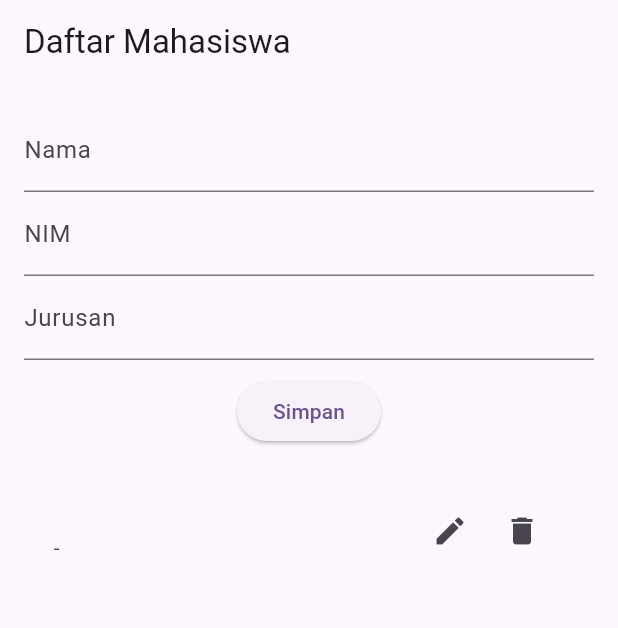
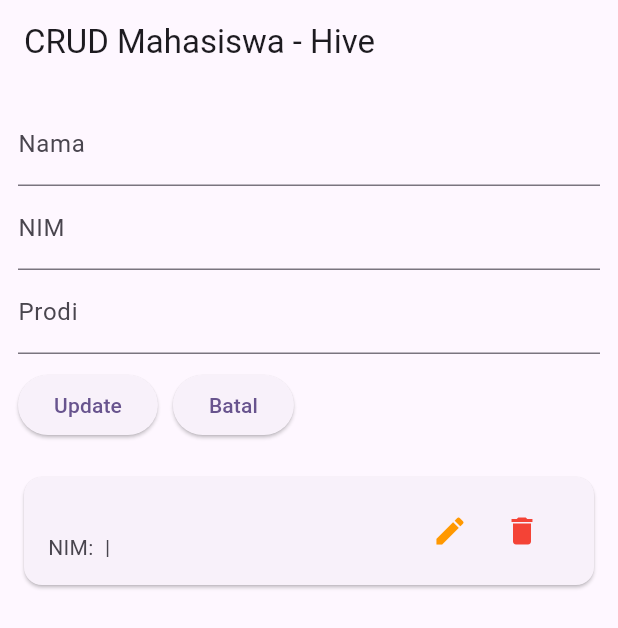
Before and after one commit to Arbath/flutter, a Flutter app: the screen it shows after launch, after a tap on "Simpan", after a tap on the "edit" icon, on a phone screen of 412 x 824 dp. Shown: the top 628 px of the screen. Run offline on Flutter 3.47's test engine with Material 3 defaults, Android fonts, the phone set to English and light mode, and no system bars; our stand-ins replace hive, hive_flutter, shared_preferences, sqflite; accounts and stored records are empty.

Commit message:
Hive Database

```diff
--- a/tugas_1/lib/main.dart
+++ b/tugas_1/lib/main.dart
@@ -1,7 +1,14 @@
 import 'package:flutter/material.dart';
+import 'package:hive_flutter/hive_flutter.dart';
+import 'package:tugas_1/models/hive_mahasiswa.dart';
 import 'pages/mahasiswa_page.dart';
 
-void main() {
+void main() async {
+  WidgetsFlutterBinding.ensureInitialized();
+  await Hive.initFlutter();
+  Hive.registerAdapter(HiveMahasiswaAdapter());
+
+  await Hive.openBox<HiveMahasiswa>('mahasiswaBox');
   runApp(const MyApp());
 }
 
--- /dev/null
+++ b/tugas_1/lib/models/hive_mahasiswa.dart
@@ -0,0 +1,17 @@
+import 'package:hive/hive.dart';
+
+part 'hive_mahasiswa.g.dart';
+
+@HiveType(typeId: 0)
+class HiveMahasiswa extends HiveObject {
+  @HiveField(0)
+  String nama;
+
+  @HiveField(1)
+  String nim;
+
+  @HiveField(2)
+  String prodi;
+
+  HiveMahasiswa({required this.nama, required this.nim, required this.prodi});
+}
--- a/tugas_1/lib/pages/mahasiswa_page.dart
+++ b/tugas_1/lib/pages/mahasiswa_page.dart
@@ -1,82 +1,210 @@
 import 'package:flutter/material.dart';
-import '../services/mahasiswa_service.dart';
-import '../models/mahasiswa.dart';
+import 'package:hive_flutter/hive_flutter.dart';
+// import '../services/mahasiswa_service.dart';
+// import '../models/mahasiswa.dart';
+import '../models/hive_mahasiswa.dart';
+
+// class MahasiswaPage extends StatefulWidget {
+//   @override
+//   State<MahasiswaPage> createState() => _MahasiswaPageState();
+// }
+
+// class _MahasiswaPageState extends State<MahasiswaPage> {
+
+//   final MahasiswaService service = MahasiswaService();
+//   List<Mahasiswa> data = [];
+
+//   final TextEditingController namaController = TextEditingController();
+//   final TextEditingController nimController = TextEditingController();
+//   final TextEditingController jurusanController = TextEditingController();
+
+//   int? selectedId;
+
+//   @override
+//   void initState() {
+//     super.initState();
+//     loadData();
+//   }
+
+//   void loadData() async {
+//     final result = await service.getAll();
+//     setState(() {
+//       data = result;
+//     });
+//   }
+
+//   void simpanMahasiswa() async {
+//     final mahasiswa = Mahasiswa(
+//       id: selectedId,
+//       nama: namaController.text,
+//       nim: nimController.text,
+//       jurusan: jurusanController.text,
+//     );
+
+//     if (selectedId == null) {
+//       await service.tambah(mahasiswa);
+//     } else {
+//       await service.perbarui(mahasiswa);
+//     }
+
+//     setState(() {
+//       selectedId = null;
+//     });
+
+//     namaController.clear();
+//     nimController.clear();
+//     jurusanController.clear();
+
+//     loadData();
+//   }
+
+//   // Fungsi untuk mengisi field text saat tombol Edit diklik
+//   void siapkanEdit(Mahasiswa mhs) {
+//     setState(() {
+//       selectedId = mhs.id;
+//       namaController.text = mhs.nama;
+//       nimController.text = mhs.nim;
+//       jurusanController.text = mhs.jurusan;
+//     });
+//   }
+
+//   void hapusMahasiswa(int id) async {
+//     await service.hapus(id);
+//     loadData();
+//   }
+
+//   @override
+//   Widget build(BuildContext context) {
+//     return Scaffold(
+//       appBar: AppBar(title: Text("Daftar Mahasiswa")),
+//       body: Padding(
+//         padding: EdgeInsets.all(16),
+//         child: Column(
+//           children: [
+//             TextField(
+//               controller: namaController,
+//               decoration: InputDecoration(labelText: "Nama"),
+//             ),
+//             TextField(
+//               controller: nimController,
+//               decoration: InputDecoration(labelText: "NIM"),
+//             ),
+//             TextField(
+//               controller: jurusanController,
+//               decoration: InputDecoration(labelText: "Jurusan"),
+//             ),
+//             SizedBox(height: 10),
+
+//             ElevatedButton(
+//               onPressed: simpanMahasiswa,
+//               child: Text("Simpan"),
+//             ),
+
+//             SizedBox(height: 20),
+
+//             Expanded(
+//               child: ListView.builder(
+//                 itemCount: data.length,
+//                 itemBuilder: (context, index) {
+//                   final mhs = data[index];
+
+//                   return ListTile(
+//                     title: Text(mhs.nama),
+//                     subtitle: Text("${mhs.nim} - ${mhs.jurusan}"),
+
+//                     // Membungkus icon dengan Row agar bisa berdampingan
+//                     trailing: Row(
+//                       mainAxisSize: MainAxisSize.min,
+//                       children: [
+//                         IconButton(
+//                           icon: Icon(Icons.edit),
+//                           onPressed: () {
+//                             siapkanEdit(mhs);
+//                           },
+//                         ),
+//                         IconButton(
+//                           icon: Icon(Icons.delete),
+//                           onPressed: () {
+//                             hapusMahasiswa(mhs.id!);
+//                           },
+//                         ),
+//                       ],
+//                     ),
+//                   );
+//                 },
+//               ),
+//             )
+//           ],
+//         ),
+//       ),
+//     );
+//   }
+// }
+
 
 class MahasiswaPage extends StatefulWidget {
   @override
-  State<MahasiswaPage> createState() => _MahasiswaPageState();
+  _MahasiswaPageState createState() => _MahasiswaPageState();
 }
 
 class _MahasiswaPageState extends State<MahasiswaPage> {
+  final Box<HiveMahasiswa> box = Hive.box<HiveMahasiswa>('mahasiswaBox');
 
-  final MahasiswaService service = MahasiswaService();
-  List<Mahasiswa> data = [];
+  final namaController = TextEditingController();
+  final nimController = TextEditingController();
+  final prodiController = TextEditingController();
 
-  final TextEditingController namaController = TextEditingController();
-  final TextEditingController nimController = TextEditingController();
-  final TextEditingController jurusanController = TextEditingController();
+  int? editIndex;
 
-  int? selectedId;
+  void saveData() {
+    final mahasiswa = HiveMahasiswa(
+      nama: namaController.text,
+      nim: nimController.text,
+      prodi: prodiController.text,
+    );
 
-  @override
-  void initState() {
-    super.initState();
-    loadData();
+    if (editIndex == null) {
+      box.add(mahasiswa);
+    } else {
+      box.putAt(editIndex!, mahasiswa);
+      editIndex = null;
     }
 
-  void loadData() async {
-    final result = await service.getAll();
+    clearForm();
+  }
+
+  void editData(int index) {
+    final data = box.getAt(index)!;
+
+    namaController.text = data.nama;
+    nimController.text = data.nim;
+    prodiController.text = data.prodi;
+
     setState(() {
-      data = result;
+      editIndex = index;
     });
   }
 
-  void simpanMahasiswa() async {
-    final mahasiswa = Mahasiswa(
-      id: selectedId,
-      nama: namaController.text,
-      nim: nimController.text,
-      jurusan: jurusanController.text,
-    );
-
-    if (selectedId == null) {
-      await service.tambah(mahasiswa);
-    } else {
-      await service.perbarui(mahasiswa);
+  void deleteData(int index) {
+    box.deleteAt(index);
   }
 
-    setState(() {
-      selectedId = null;
-    });
-
+  void clearForm() {
     namaController.clear();
     nimController.clear();
-    jurusanController.clear();
+    prodiController.clear();
 
-    loadData();
-  }
-
-  // Fungsi untuk mengisi field text saat tombol Edit diklik
-  void siapkanEdit(Mahasiswa mhs) {
     setState(() {
-      selectedId = mhs.id;
-      namaController.text = mhs.nama;
-      nimController.text = mhs.nim;
-      jurusanController.text = mhs.jurusan;
+      editIndex = null;
     });
-  }
-
-  void hapusMahasiswa(int id) async {
-    await service.hapus(id);
-    loadData();
   }
 
   @override
   Widget build(BuildContext context) {
     return Scaffold(
-      appBar: AppBar(title: Text("Daftar Mahasiswa")),
+      appBar: AppBar(title: Text("CRUD Mahasiswa - Hive")),
       body: Padding(
-        padding: EdgeInsets.all(16),
+        padding: EdgeInsets.all(12),
         child: Column(
           children: [
             TextField(
@@ -88,50 +216,68 @@ class _MahasiswaPageState extends State<MahasiswaPage> {
               decoration: InputDecoration(labelText: "NIM"),
             ),
             TextField(
-              controller: jurusanController,
-              decoration: InputDecoration(labelText: "Jurusan"),
+              controller: prodiController,
+              decoration: InputDecoration(labelText: "Prodi"),
             ),
+
             SizedBox(height: 10),
 
+            Row(
+              children: [
                 ElevatedButton(
-              onPressed: simpanMahasiswa,
-              child: Text("Simpan"),
+                  onPressed: saveData,
+                  child: Text(editIndex == null ? "Simpan" : "Update"),
+                ),
+                SizedBox(width: 10),
+                if (editIndex != null)
+                  ElevatedButton(
+                    onPressed: clearForm,
+                    child: Text("Batal"),
+                  ),
+              ],
             ),
 
             SizedBox(height: 20),
 
             Expanded(
-              child: ListView.builder(
-                itemCount: data.length,
+              child: ValueListenableBuilder(
+                valueListenable: box.listenable(),
+                builder: (context, Box<HiveMahasiswa> box, _) {
+                  if (box.isEmpty) {
+                    return Center(child: Text("Belum ada data"));
+                  }
+
+                  return ListView.builder(
+                    itemCount: box.length,
                     itemBuilder: (context, index) {
-                  final mhs = data[index];
+                      final data = box.getAt(index)!;
 
-                  return ListTile(
-                    title: Text(mhs.nama),
-                    subtitle: Text("${mhs.nim} - ${mhs.jurusan}"),
-
-                    // Membungkus icon dengan Row agar bisa berdampingan
+                      return Card(
+                        child: ListTile(
+                          title: Text(data.nama),
+                          subtitle: Text(
+                            "NIM: ${data.nim} | ${data.prodi}",
+                          ),
                           trailing: Row(
                             mainAxisSize: MainAxisSize.min,
                             children: [
                               IconButton(
-                          icon: Icon(Icons.edit),
-                          onPressed: () {
-                            siapkanEdit(mhs);
-                          },
+                                icon: Icon(Icons.edit, color: Colors.orange),
+                                onPressed: () => editData(index),
                               ),
                               IconButton(
-                          icon: Icon(Icons.delete),
-                          onPressed: () {
-                            hapusMahasiswa(mhs.id!);
-                          },
+                                icon: Icon(Icons.delete, color: Colors.red),
+                                onPressed: () => deleteData(index),
                               ),
                             ],
                           ),
+                        ),
+                      );
+                    },
                   );
                 },
               ),
-            )
+            ),
           ],
         ),
       ),
--- a/tugas_1/pubspec.yaml
+++ b/tugas_1/pubspec.yaml
@@ -37,9 +37,15 @@ dependencies:
   sqflite: ^2.3.2
   path: ^1.8.3
 
+  hive: ^2.2.3
+  hive_flutter: ^1.1.0
+
 dev_dependencies:
   flutter_test:
     sdk: flutter
+
+  hive_generator: ^2.0.1
+  build_runner: ^2.4.6
 
   # The "flutter_lints" package below contains a set of recommended lints to
   # encourage good coding practices. The lint set provided by the package is
```
Also changed, not shown: tugas_1/lib/models/hive_mahasiswa.g.dart (added), tugas_1/lib/models/mahasiswa.dart (line endings or trailing spaces), tugas_1/pubspec.lock. Lines whose indentation alone changed are shown as unchanged.
